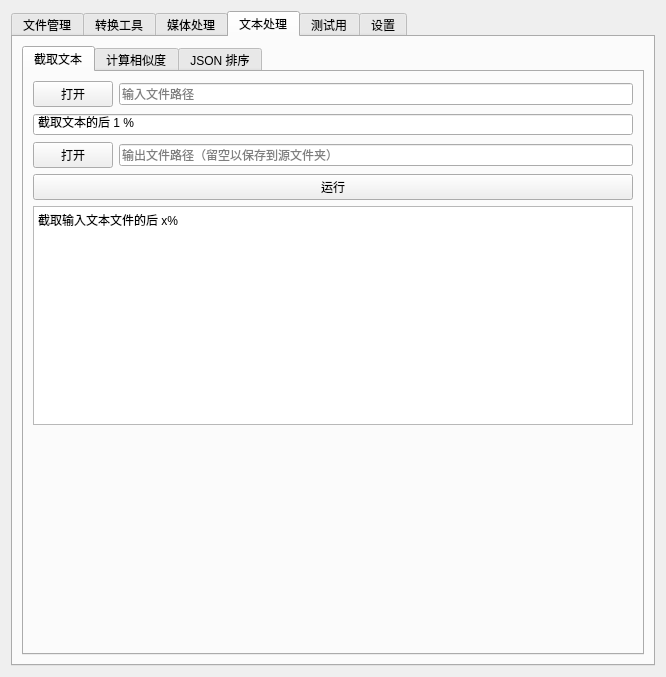
This is app.ui in XJF2332/JABORT as Qt 5 draws it before an edit. The edited form follows.
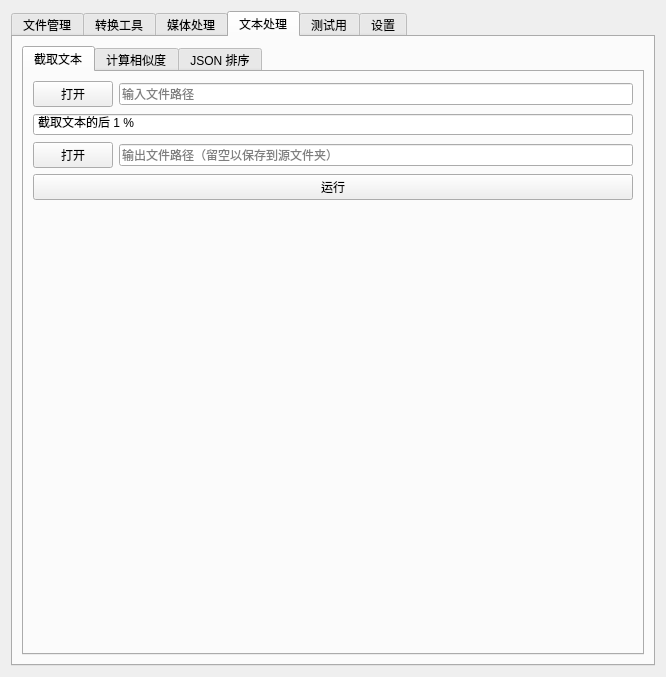
This is the edited form. The open tabs and pages were chosen to show the change. Icons and pictures are not drawn.

Commit message:
重构：文本截取函数；优化：UI、README
将crop_text_file函数的返回值重构为状态码和信息的元组，并整合了日志管理器，同时使用charset-normalizer库自动检测文件编码，提升了健壮性。在应用层，相应地调整了函数调用，将操作结果的反馈方式从原来的日志文本框改为统一的消息框，使交互更清晰。界面方面，移除了专门用于显示日志的文本框，并更新了文件展平功能的描述文字。此外，还在README中添加了简要的部署说明。

Patch:
```diff
--- a/app.ui
+++ b/app.ui
@@ -949,13 +949,6 @@
              </property>
             </widget>
            </item>
-           <item>
-            <widget class="QPlainTextEdit" name="CropTextLog">
-             <property name="plainText">
-              <string>截取输入文本文件的后 x%</string>
-             </property>
-            </widget>
-           </item>
            <item>
             <spacer name="CropTextSpacer">
              <property name="orientation">
```
Left out of the diff: 2 changed lines with no effect on the pictures. The commit also changes 4 other files.
